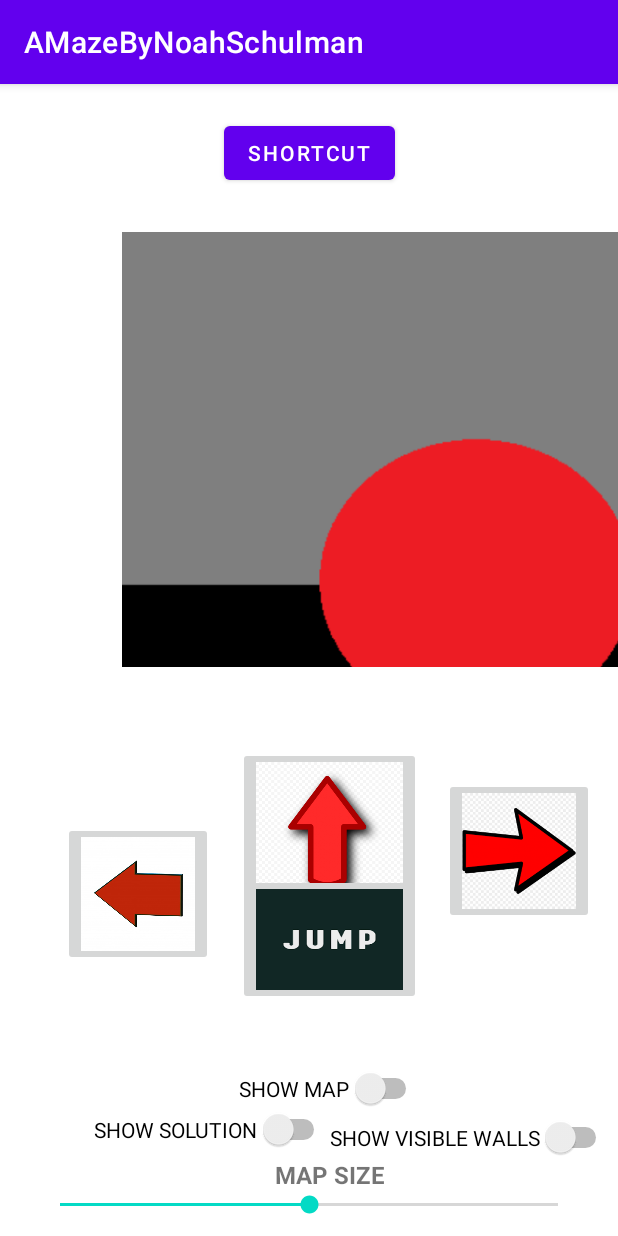
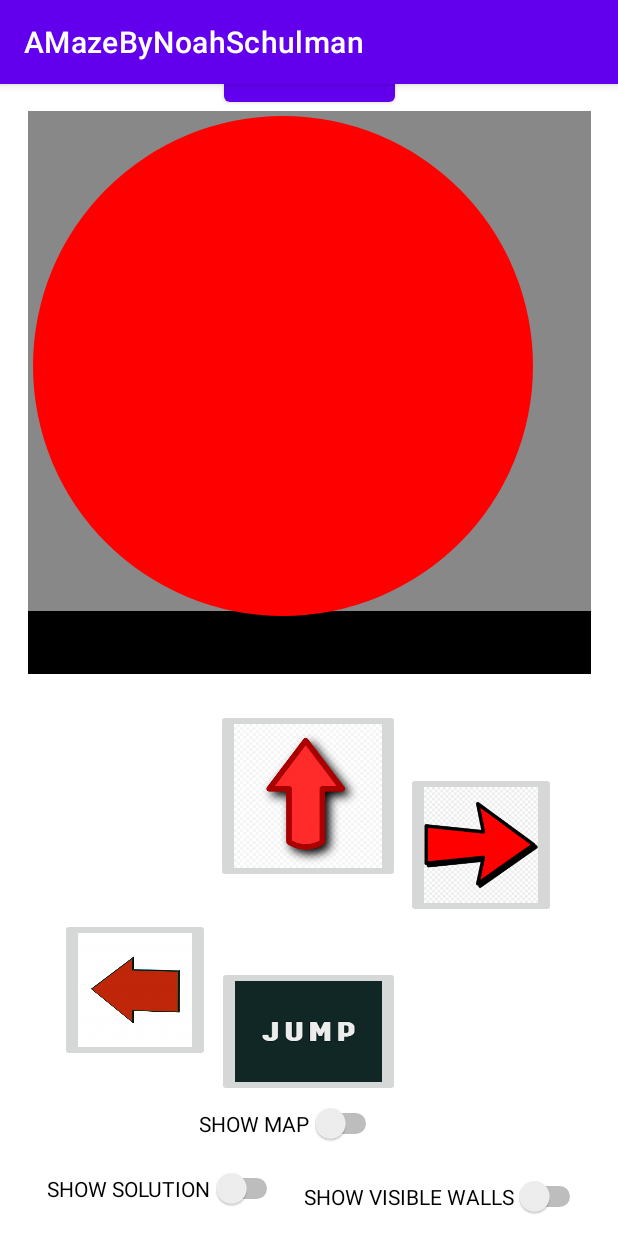
Before and after one commit to noahschulman14/maze-app, an Android app: the PlayManuallyActivity screen opened directly, with no data from a screen before it, on a phone screen of 412 x 824 dp. Run offline under Robolectric (Android 15) with nearby library versions, the phone set to English and light mode, and no system bars.

Commit message:
Successfully created test image for MazePanel

```diff
--- a/app/src/main/java/edu/wm/cs301/amazebynoahschulman/gui/MazePanel.java
+++ b/app/src/main/java/edu/wm/cs301/amazebynoahschulman/gui/MazePanel.java
@@ -15,6 +15,7 @@ import android.util.AttributeSet;
 import android.view.View;
 
 import androidx.annotation.Nullable;
+import androidx.core.content.ContextCompat;
 
 import org.w3c.dom.Attr;
 
@@ -28,9 +29,12 @@ import edu.wm.cs301.amazebynoahschulman.R;
  */
 public class MazePanel extends View implements P7PanelF22{
     /**
-     * Field variable for the canvas
+     * Field variable for the UIcanvas
      */
     private Canvas canvas;
+
+    private Canvas internalCanvas;
+
     /**
      * Field variable for the bitmap
      */
@@ -54,6 +58,8 @@ public class MazePanel extends View implements P7PanelF22{
      */
     public MazePanel(Context context) {
         super(context);
+
+
         init(null);
     }
 
@@ -95,28 +101,84 @@ public class MazePanel extends View implements P7PanelF22{
      * @param set
      */
     private void init(@Nullable AttributeSet set) {
-        manual = BitmapFactory.decodeResource(getResources(), R.drawable.manual_test_image);
-        manual2 = manual.copy(Bitmap.Config.ARGB_8888, true);
-        manual3 = Bitmap.createScaledBitmap(manual2, 700, 700, true);
-        canvas = new Canvas(manual3);
+        //manual = BitmapFactory.decodeResource(getResources(), R.drawable.manual_test_image);
+        //manual2 = manual.copy(Bitmap.Config.ARGB_8888, true);
+        //manual3 = Bitmap.createScaledBitmap(manual2, 700, 700, true);
+        manual = Bitmap.createBitmap(400, 400, Bitmap.Config.ARGB_8888);
+        manual3 = Bitmap.createScaledBitmap(manual, 1500, 1500, true);
+        canvas = new Canvas();
         paint = new Paint();
+
+
+        internalCanvas = new Canvas(manual3);
+
+        testMyImage(internalCanvas);
     }
 
     @Override
     protected void onDraw(Canvas canvas) {
         super.onDraw(canvas);
+        //testMyImage(canvas);
         canvas.drawBitmap(manual3, 0, 0, paint);
     }
 
+    private void testMyImage(Canvas c) {
+        canvas = c;
 
-    @Override
-    public void commit() {
+        // paint background, using 1 as placeholder value
+        addBackground(1);
+
+        // paint red ball
+        setColor(Color.RED);
+        addFilledOval(5, 5, 500, 500);
+
+        // paint green ball
+        setColor(Color.GREEN);
+        addFilledOval(10, 600, 300, 300);
+
+        // paint yellow rectangle
+        setColor(Color.YELLOW);
+        addFilledRectangle(600, 5, 150, 200);
+
+        // paint blue polygon
+        // making array for x points and y points
+        setColor(Color.BLUE);
+        int[] xPoints = {600, 750, 950};
+        int [] yPoints = {400, 750, 950};
+        addFilledPolygon(xPoints, yPoints, 3);
+
+        // printing a few lines
+        setColor(Color.CYAN);
+        addLine(200, 600, 600, 1000);
+        // printing a few lines
+        setColor(Color.WHITE);
+        addLine(1000, 600, 600, 200);
+
 
     }
 
+    /**
+     * Commits all accumulated drawings to the UI.
+     * Substitute for MazePanel.update method.
+     */
+    @Override
+    public void commit() {
+        // *** DON'T KNOW WHAT TO PUT HERE RIGHT NOW ****
+    }
+
+    /**
+     * Tells if instance is able to draw. This ability depends on the
+     * context, for instance, in a testing environment, drawing
+     * may be not possible and not desired.
+     * Substitute for code that checks if graphics object for drawing is not null.
+     * @return true if drawing is possible, false if not.
+     */
     @Override
     public boolean isOperational() {
-        return false;
+        if (canvas == null) {
+            return false;
+        }
+        return true;
     }
 
     @Override
@@ -129,9 +191,24 @@ public class MazePanel extends View implements P7PanelF22{
         return paint.getColor();
     }
 
+    /**
+     * Draws two solid rectangles to provide a background.
+     * Note that this also erases any previous drawings.
+     * The color setting adjusts to the distance to the exit to
+     * provide an additional clue for the user.
+     * Colors transition from black to gold and from grey to green.
+     * Substitute for FirstPersonView.drawBackground method.
+     * @param percentToExit gives the distance to exit
+     */
     @Override
     public void addBackground(float percentToExit) {
-        // SEE FirstPersonView drawBackground method
+        // *** FOR NOW MAKE THE TOP COLOR GRAY ***
+        setColor(Color.GRAY);
+        // now draw rectangle that takes up bottom half of the MazePanel
+        addFilledRectangle(0,0, 1000, 500);
+        // *** FOR NOW MAKE THE BOTTOM COLOR BACK ***
+        setColor(Color.BLACK);
+        addFilledRectangle(0,500, 1000, 500);
     }
 
     /**
--- a/app/src/main/res/layout/activity_play_manually.xml
+++ b/app/src/main/res/layout/activity_play_manually.xml
@@ -6,138 +6,154 @@
     android:layout_height="match_parent"
     tools:context=".gui.PlayManuallyActivity">
 
-    <Switch
-        android:id="@+id/showVisibleWallsSwitch"
+    <edu.wm.cs301.amazebynoahschulman.gui.MazePanel
+        android:id="@+id/mazePanel"
+        android:layout_width="375dp"
+        android:layout_height="375dp"
+        android:layout_marginStart="5dp"
+        android:layout_marginEnd="5dp"
+        android:layout_marginBottom="65dp"
+        app:layout_constraintBottom_toTopOf="@+id/rightButton"
+        app:layout_constraintEnd_toEndOf="parent"
+        app:layout_constraintStart_toStartOf="parent"
+        app:layout_constraintTop_toBottomOf="@+id/shortCutButton" />
+
+    <TextView
+        android:id="@+id/mapSizeTextView"
         android:layout_width="wrap_content"
         android:layout_height="wrap_content"
+        android:layout_marginBottom="16dp"
+        android:text="@string/mapSize"
+        android:textSize="16sp"
+        android:textStyle="bold"
+        app:layout_constraintBottom_toTopOf="@+id/mapSizeSeekBar"
+        app:layout_constraintEnd_toEndOf="@+id/mapSizeSeekBar"
+        app:layout_constraintStart_toStartOf="@+id/mapSizeSeekBar"
+        app:layout_constraintTop_toBottomOf="@+id/showVisibleWallsSwitch" />
+
+    <ImageButton
+        android:id="@+id/leftButton"
+        android:layout_width="wrap_content"
+        android:layout_height="wrap_content"
+        android:layout_marginStart="40dp"
         android:layout_marginEnd="4dp"
-        android:layout_marginBottom="52dp"
-        android:text="@string/showVisibleWalls"
-        app:layout_constraintBottom_toBottomOf="parent"
-        app:layout_constraintEnd_toEndOf="parent" />
+        android:layout_marginBottom="27dp"
+        android:adjustViewBounds="true"
+        android:maxWidth="100dp"
+        android:maxHeight="100dp"
+        android:scaleType="fitXY"
+        app:layout_constraintBottom_toTopOf="@+id/showMapSwitch"
+        app:layout_constraintEnd_toStartOf="@+id/forwardButton"
+        app:layout_constraintStart_toStartOf="parent"
+        app:layout_constraintTop_toBottomOf="@+id/rightButton"
+        app:srcCompat="@drawable/left_arrow_test" />
 
     <Switch
         android:id="@+id/showSolutionSwitch"
         android:layout_width="wrap_content"
         android:layout_height="wrap_content"
+        android:layout_marginStart="9dp"
+        android:layout_marginEnd="14dp"
         android:layout_marginBottom="5dp"
         android:text="@string/showSolution"
         app:layout_constraintBottom_toBottomOf="@+id/showVisibleWallsSwitch"
-        app:layout_constraintEnd_toStartOf="@+id/showVisibleWallsSwitch" />
+        app:layout_constraintEnd_toStartOf="@+id/showVisibleWallsSwitch"
+        app:layout_constraintHorizontal_chainStyle="packed"
+        app:layout_constraintStart_toStartOf="parent" />
+
+    <Button
+        android:id="@+id/shortCutButton"
+        android:layout_width="wrap_content"
+        android:layout_height="wrap_content"
+        android:layout_marginTop="55dp"
+        android:text="SHORTCUT"
+        app:layout_constraintBottom_toTopOf="@+id/mazePanel"
+        app:layout_constraintEnd_toEndOf="parent"
+        app:layout_constraintStart_toStartOf="parent"
+        app:layout_constraintTop_toTopOf="parent" />
 
     <SeekBar
         android:id="@+id/mapSizeSeekBar"
-        android:layout_width="0dp"
+        android:layout_width="300dp"
         android:layout_height="wrap_content"
-        android:layout_marginStart="24dp"
-        android:layout_marginEnd="24dp"
+        android:layout_marginStart="32dp"
+        android:layout_marginBottom="31dp"
         android:max="100"
         android:progress="50"
-        app:layout_constraintEnd_toEndOf="parent"
+        app:layout_constraintBottom_toBottomOf="parent"
         app:layout_constraintStart_toStartOf="parent"
         app:layout_constraintTop_toBottomOf="@+id/mapSizeTextView" />
 
-    <TextView
-        android:id="@+id/mapSizeTextView"
+    <ImageButton
+        android:id="@+id/rightButton"
         android:layout_width="wrap_content"
         android:layout_height="wrap_content"
-        android:text="@string/mapSize"
-        android:textSize="16sp"
-        android:textStyle="bold"
-        app:layout_constraintEnd_toStartOf="@+id/showVisibleWallsSwitch"
-        app:layout_constraintStart_toStartOf="@+id/showVisibleWallsSwitch"
-        app:layout_constraintTop_toBottomOf="@+id/showVisibleWallsSwitch" />
-
-    <ImageButton
-        android:id="@+id/forwardButton"
-        android:layout_width="122dp"
-        android:layout_height="116dp"
-        android:layout_marginStart="116dp"
-        android:layout_marginTop="84dp"
-        android:layout_marginEnd="115dp"
-        android:layout_marginBottom="87dp"
+        android:layout_marginEnd="41dp"
         android:adjustViewBounds="true"
         android:maxWidth="100dp"
         android:maxHeight="100dp"
         android:scaleType="fitXY"
-        app:layout_constraintBottom_toBottomOf="@+id/jumpButton"
-        app:layout_constraintEnd_toEndOf="@+id/rightButton"
-        app:layout_constraintStart_toStartOf="@+id/leftButton"
+        app:layout_constraintBottom_toTopOf="@+id/leftButton"
+        app:layout_constraintEnd_toEndOf="parent"
+        app:layout_constraintStart_toEndOf="@+id/forwardButton"
         app:layout_constraintTop_toBottomOf="@+id/mazePanel"
-        app:srcCompat="@drawable/up_arrow_test" />
+        app:srcCompat="@drawable/right_arrow_test" />
+
+    <Switch
+        android:id="@+id/showVisibleWallsSwitch"
+        android:layout_width="wrap_content"
+        android:layout_height="wrap_content"
+        android:layout_marginBottom="11dp"
+        android:text="@string/showVisibleWalls"
+        app:layout_constraintBottom_toTopOf="@+id/mapSizeTextView"
+        app:layout_constraintEnd_toEndOf="parent"
+        app:layout_constraintStart_toEndOf="@+id/showSolutionSwitch"
+        app:layout_constraintTop_toBottomOf="@+id/showMapSwitch" />
 
     <ImageButton
         android:id="@+id/jumpButton"
-        android:layout_width="0dp"
+        android:layout_width="122dp"
         android:layout_height="87dp"
-        android:layout_marginTop="77dp"
-        android:layout_marginBottom="83dp"
+        android:layout_marginStart="104dp"
+        android:layout_marginTop="32dp"
+        android:layout_marginEnd="104dp"
+        android:layout_marginBottom="31dp"
         android:adjustViewBounds="true"
         android:maxWidth="100dp"
         android:maxHeight="100dp"
         android:scaleType="fitXY"
         app:layout_constraintBottom_toBottomOf="@+id/showMapSwitch"
-        app:layout_constraintEnd_toEndOf="@+id/forwardButton"
-        app:layout_constraintStart_toStartOf="@+id/forwardButton"
-        app:layout_constraintTop_toTopOf="@+id/rightButton"
+        app:layout_constraintEnd_toEndOf="@+id/rightButton"
+        app:layout_constraintStart_toStartOf="@+id/leftButton"
+        app:layout_constraintTop_toTopOf="@+id/leftButton"
         app:srcCompat="@drawable/jump_test" />
 
     <ImageButton
-        android:id="@+id/leftButton"
-        android:layout_width="wrap_content"
-        android:layout_height="wrap_content"
-        android:layout_marginStart="42dp"
-        android:layout_marginTop="50dp"
+        android:id="@+id/forwardButton"
+        android:layout_width="0dp"
+        android:layout_height="0dp"
+        android:layout_marginTop="23dp"
+        android:layout_marginEnd="4dp"
+        android:layout_marginBottom="23dp"
         android:adjustViewBounds="true"
         android:maxWidth="100dp"
         android:maxHeight="100dp"
         android:scaleType="fitXY"
-        app:layout_constraintStart_toStartOf="parent"
-        app:layout_constraintTop_toTopOf="@+id/forwardButton"
-        app:srcCompat="@drawable/left_arrow_test" />
-
-    <ImageButton
-        android:id="@+id/rightButton"
-        android:layout_width="wrap_content"
-        android:layout_height="wrap_content"
-        android:layout_marginEnd="16dp"
-        android:layout_marginBottom="208dp"
-        android:adjustViewBounds="true"
-        android:maxWidth="100dp"
-        android:maxHeight="100dp"
-        android:scaleType="fitXY"
-        app:layout_constraintBottom_toBottomOf="parent"
-        app:layout_constraintEnd_toEndOf="parent"
-        app:srcCompat="@drawable/right_arrow_test" />
+        app:layout_constraintBottom_toBottomOf="@+id/rightButton"
+        app:layout_constraintEnd_toStartOf="@+id/rightButton"
+        app:layout_constraintStart_toEndOf="@+id/leftButton"
+        app:layout_constraintTop_toBottomOf="@+id/mazePanel"
+        app:srcCompat="@drawable/up_arrow_test" />
 
     <Switch
         android:id="@+id/showMapSwitch"
         android:layout_width="wrap_content"
         android:layout_height="wrap_content"
+        android:layout_marginEnd="12dp"
+        android:layout_marginBottom="21dp"
         android:text="@string/showMap"
-        app:layout_constraintBottom_toTopOf="@+id/showSolutionSwitch"
-        app:layout_constraintEnd_toStartOf="@+id/showVisibleWallsSwitch"
-        app:layout_constraintStart_toStartOf="@+id/showVisibleWallsSwitch" />
-
-    <Button
-        android:id="@+id/shortCutButton"
-        android:layout_width="wrap_content"
-        android:layout_height="wrap_content"
-        android:layout_marginTop="22dp"
-        android:text="SHORTCUT"
-        app:layout_constraintEnd_toEndOf="parent"
-        app:layout_constraintStart_toStartOf="parent"
-        app:layout_constraintTop_toTopOf="parent" />
-
-    <edu.wm.cs301.amazebynoahschulman.gui.MazePanel
-        android:id="@+id/mazePanel"
-        android:layout_width="334dp"
-        android:layout_height="290dp"
-        android:layout_marginStart="81dp"
-        android:layout_marginTop="125dp"
-        android:layout_marginBottom="123dp"
-        app:layout_constraintBottom_toTopOf="@+id/rightButton"
-        app:layout_constraintStart_toStartOf="parent"
-        app:layout_constraintTop_toTopOf="@+id/shortCutButton" />
+        app:layout_constraintBottom_toTopOf="@+id/showVisibleWallsSwitch"
+        app:layout_constraintEnd_toEndOf="@+id/jumpButton"
+        app:layout_constraintTop_toBottomOf="@+id/leftButton" />
 
 </androidx.constraintlayout.widget.ConstraintLayout>
```
Also changed, not shown: app/src/main/res/layout/activity_play_animation.xml (+37 -28 lines).
